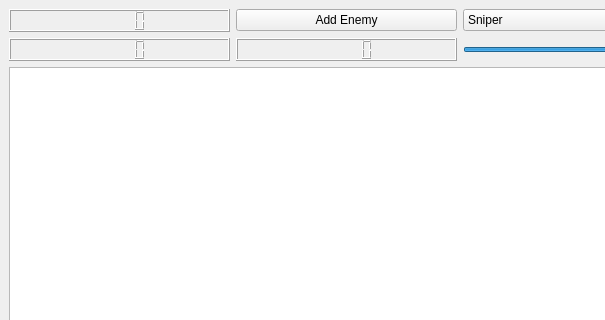
Before: the Qt Designer form mainwindow.ui in natemcoleman/endlessgame, drawn with Qt 5; both pictures show x 0 to 605 and y 0 to 320 of the 693 by 518 pixel window.
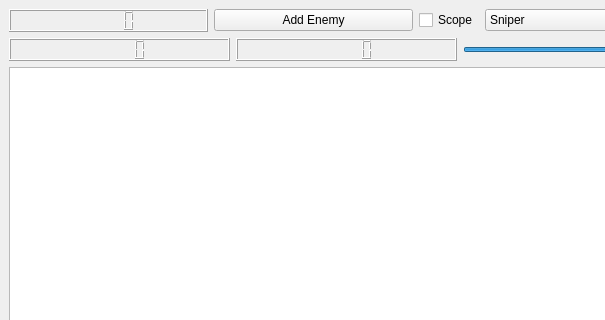
After: the same form once the commit is applied.

Commit message: added sniper scope

Patch:
```diff
--- a/mainwindow.ui
+++ b/mainwindow.ui
@@ -37,6 +37,19 @@
             </property>
            </widget>
           </item>
+          <item>
+           <widget class="QCheckBox" name="scopeOn">
+            <property name="sizePolicy">
+             <sizepolicy hsizetype="Fixed" vsizetype="Fixed">
+              <horstretch>0</horstretch>
+              <verstretch>0</verstretch>
+             </sizepolicy>
+            </property>
+            <property name="text">
+             <string>Scope</string>
+            </property>
+           </widget>
+          </item>
           <item>
            <widget class="QComboBox" name="gunSelector">
             <item>
```
Left out of the diff: 2 changed lines with no effect on the pictures. The commit also changes 3 other files.
